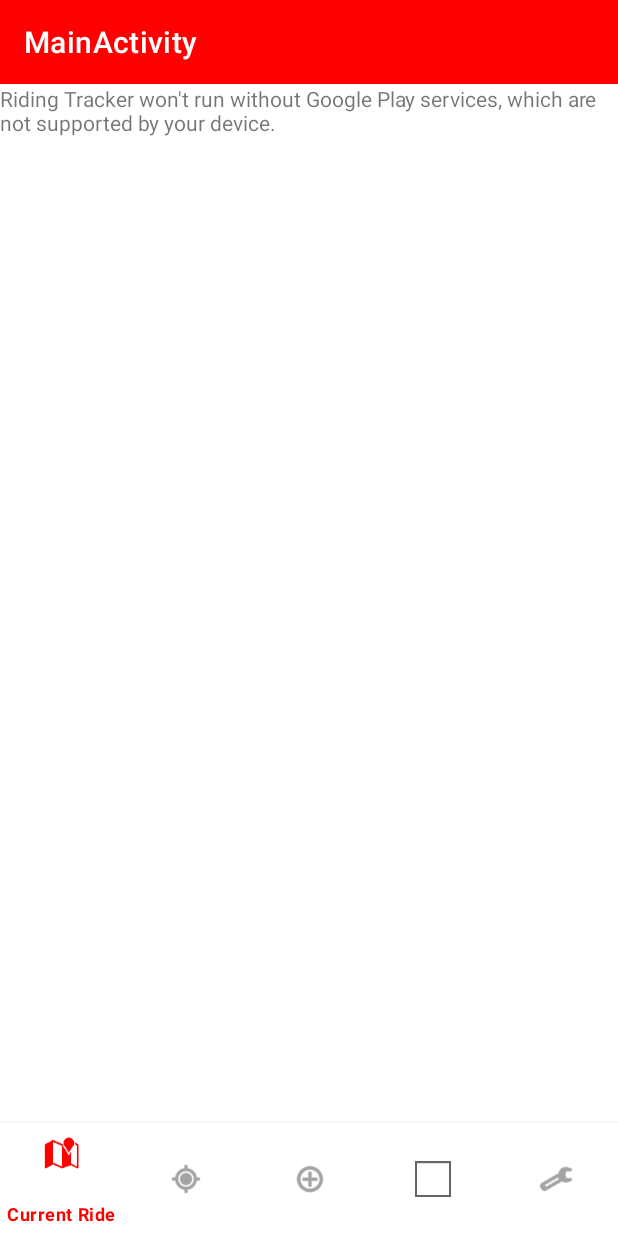
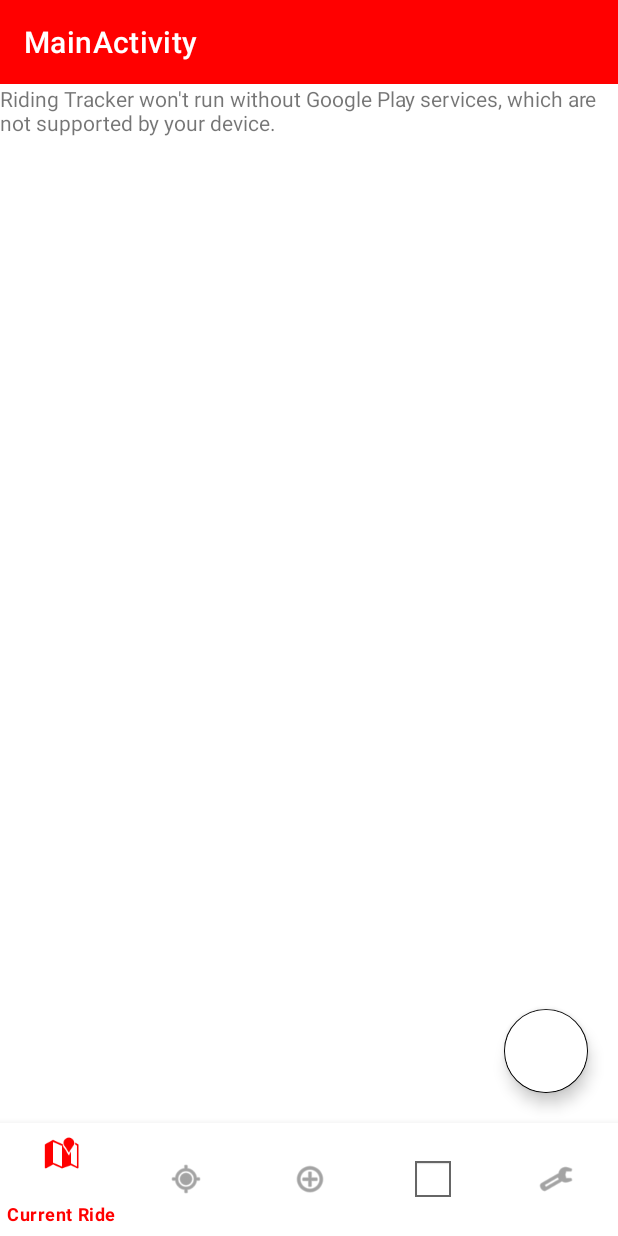
Before and after one commit to KellieHale/Riding-Tracker, an Android app: the screen it shows after launch (MainActivity), on a phone screen of 412 x 824 dp. Run offline under Robolectric (Android 15) with nearby library versions, the phone set to English and light mode, and no system bars; our stand-ins replace Room's generated code, navigation-ui.

Commit message:
added floating action button for current location(still need onclicklistener), still working on permissions

```diff
--- a/app/build.gradle
+++ b/app/build.gradle
@@ -49,11 +49,12 @@ dependencies {
     implementation 'androidx.constraintlayout:constraintlayout:2.0.4'
     implementation 'androidx.navigation:navigation-fragment-ktx:2.3.5'
     implementation 'androidx.navigation:navigation-ui-ktx:2.5.3'
+    implementation 'com.google.android.gms:play-services-location:21.0.1'
     implementation 'com.google.android.gms:play-services-maps:18.1.0'
+    implementation 'androidx.fragment:fragment:1.5.5'
     testImplementation 'junit:junit:4.13.2'
     androidTestImplementation 'androidx.test.ext:junit:1.1.4'
     androidTestImplementation 'androidx.test.espresso:espresso-core:3.5.0'
-    implementation 'com.google.android.gms:play-services-location:21.0.1'
 
 
     implementation("androidx.room:room-runtime:2.4.3")
--- a/app/src/main/AndroidManifest.xml
+++ b/app/src/main/AndroidManifest.xml
@@ -4,8 +4,9 @@
     <uses-permission android:name= "android.permission.READ_CONTACTS"/>
     <uses-permission android:name="android.permission.ACCESS_FINE_LOCATION"/>
     <uses-permission android:name="android.permission.ACCESS_COARSE_LOCATION"/>
-    <uses-permission android:name="android.permission.ACCESS_FINE_LOCATION"/>
-    <uses-permission android:name="android.permission.WRITE_EXTERNAL_STORAGE" />
+    <uses-permission android:name="android.permission.WRITE_EXTERNAL_STORAGE"/>
+    <uses-permission android:name="android.permission.ACCESS_BACKGROUND_LOCATION"/>
+    <uses-permission android:name="android.permission.INTERNET"/>
     <application
         android:allowBackup="true"
         android:dataExtractionRules="@xml/data_extraction_rules"
--- a/app/src/main/java/com/riding/tracker/currentride/CurrentRideFragment.kt
+++ b/app/src/main/java/com/riding/tracker/currentride/CurrentRideFragment.kt
@@ -1,17 +1,14 @@
 package com.riding.tracker.currentride
 
-import android.Manifest
-import android.annotation.SuppressLint
+import android.Manifest.permission.ACCESS_FINE_LOCATION
 import android.app.AlertDialog
 import android.content.pm.PackageManager
 import android.os.Bundle
 import android.view.LayoutInflater
 import android.view.View
 import android.view.ViewGroup
-import androidx.activity.result.contract.ActivityResultContracts
 import androidx.activity.result.contract.ActivityResultContracts.*
 import androidx.appcompat.app.AppCompatActivity
-import androidx.core.app.ActivityCompat
 import androidx.core.content.ContextCompat
 import androidx.fragment.app.Fragment
 import com.google.android.gms.maps.GoogleMap
@@ -32,6 +29,7 @@ class CurrentRideFragment : Fragment(), OnMapReadyCallback {
 
     ): View {
         contentView = inflater.inflate(R.layout.maplayout, container, false)
+//        checkForLocationPermission()
         return contentView
 
     }
@@ -39,7 +37,7 @@ class CurrentRideFragment : Fragment(), OnMapReadyCallback {
     override fun onViewCreated(view: View, savedInstanceState: Bundle?) {
         super.onViewCreated(view, savedInstanceState)
 
-        (activity as AppCompatActivity).supportActionBar?.title = getString(R.string.current_ride)
+        (activity as AppCompatActivity).supportActionBar?.setTitle(R.string.current_ride)
 
         val mapFragment = childFragmentManager.findFragmentById(R.id.map) as SupportMapFragment
         mapFragment.getMapAsync(this)
@@ -55,8 +53,7 @@ class CurrentRideFragment : Fragment(), OnMapReadyCallback {
     }
 
     private fun showLocation() {
-
-
+        checkForLocationPermission()
     }
 
     private val requestLocationPermissionLauncher =
@@ -74,13 +71,13 @@ class CurrentRideFragment : Fragment(), OnMapReadyCallback {
         when {
             ContextCompat.checkSelfPermission(
                 requireContext(),
-                Manifest.permission_group.LOCATION
+                ACCESS_FINE_LOCATION
             ) == PackageManager.PERMISSION_GRANTED -> {
                 showLocation()
             }
             else -> {
                 requestLocationPermissionLauncher.launch(
-                    Manifest.permission_group.LOCATION
+                    ACCESS_FINE_LOCATION
                 )
             }
         }
@@ -90,7 +87,7 @@ class CurrentRideFragment : Fragment(), OnMapReadyCallback {
         val builder = AlertDialog.Builder(requireContext())
         builder.setTitle(R.string.location_permission_error_title)
         builder.setMessage(R.string.location_permission_error_message)
-        builder.setPositiveButton(R.string.allow, requestLocationPermissionLauncher)
+//        builder.setPositiveButton(R.string.allow,requestLocationPermissionLauncher)
         builder.setNegativeButton(R.string.deny, null)
         builder.setNeutralButton(R.string.cancel, null)
         builder.show()
--- a/app/src/main/java/com/riding/tracker/previousrides/PreviousRidesFragment.kt
+++ b/app/src/main/java/com/riding/tracker/previousrides/PreviousRidesFragment.kt
@@ -19,6 +19,6 @@ class PreviousRidesFragment : Fragment(){
     override fun onViewCreated(view: View, savedInstanceState: Bundle?) {
         super.onViewCreated(view, savedInstanceState)
 
-        (activity as AppCompatActivity).supportActionBar?.title = getString(R.string.previous_rides)
+        (activity as AppCompatActivity).supportActionBar?.setTitle(R.string.previous_rides)
     }
 }
--- /dev/null
+++ b/app/src/main/res/drawable/ic_baseline_gps_fixed_24.xml
@@ -0,0 +1,5 @@
+<vector android:height="24dp" android:tint="#000000"
+    android:viewportHeight="24" android:viewportWidth="24"
+    android:width="24dp" xmlns:android="http://schemas.android.com/apk/res/android">
+    <path android:fillColor="@android:color/white" android:pathData="M12,8c-2.21,0 -4,1.79 -4,4s1.79,4 4,4 4,-1.79 4,-4 -1.79,-4 -4,-4zM20.94,11c-0.46,-4.17 -3.77,-7.48 -7.94,-7.94L13,1h-2v2.06C6.83,3.52 3.52,6.83 3.06,11L1,11v2h2.06c0.46,4.17 3.77,7.48 7.94,7.94L11,23h2v-2.06c4.17,-0.46 7.48,-3.77 7.94,-7.94L23,13v-2h-2.06zM12,19c-3.87,0 -7,-3.13 -7,-7s3.13,-7 7,-7 7,3.13 7,7 -3.13,7 -7,7z"/>
+</vector>
--- /dev/null
+++ b/app/src/main/res/drawable/ic_baseline_gps_not_fixed_24.xml
@@ -0,0 +1,5 @@
+<vector android:height="24dp" android:tint="#000000"
+    android:viewportHeight="24" android:viewportWidth="24"
+    android:width="24dp" xmlns:android="http://schemas.android.com/apk/res/android">
+    <path android:fillColor="@android:color/white" android:pathData="M20.94,11c-0.46,-4.17 -3.77,-7.48 -7.94,-7.94V1h-2v2.06C6.83,3.52 3.52,6.83 3.06,11H1v2h2.06c0.46,4.17 3.77,7.48 7.94,7.94V23h2v-2.06c4.17,-0.46 7.48,-3.77 7.94,-7.94H23v-2h-2.06zM12,19c-3.87,0 -7,-3.13 -7,-7s3.13,-7 7,-7 7,3.13 7,7 -3.13,7 -7,7z"/>
+</vector>
--- /dev/null
+++ b/app/src/main/res/drawable/ic_baseline_gps_off_24.xml
@@ -0,0 +1,5 @@
+<vector android:height="24dp" android:tint="#000000"
+    android:viewportHeight="24" android:viewportWidth="24"
+    android:width="24dp" xmlns:android="http://schemas.android.com/apk/res/android">
+    <path android:fillColor="@android:color/white" android:pathData="M20.94,11c-0.46,-4.17 -3.77,-7.48 -7.94,-7.94L13,1h-2v2.06c-1.13,0.12 -2.19,0.46 -3.16,0.97l1.5,1.5C10.16,5.19 11.06,5 12,5c3.87,0 7,3.13 7,7 0,0.94 -0.19,1.84 -0.52,2.65l1.5,1.5c0.5,-0.96 0.84,-2.02 0.97,-3.15L23,13v-2h-2.06zM3,4.27l2.04,2.04C3.97,7.62 3.25,9.23 3.06,11L1,11v2h2.06c0.46,4.17 3.77,7.48 7.94,7.94L11,23h2v-2.06c1.77,-0.2 3.38,-0.91 4.69,-1.98L19.73,21 21,19.73 4.27,3 3,4.27zM16.27,17.54C15.09,18.45 13.61,19 12,19c-3.87,0 -7,-3.13 -7,-7 0,-1.61 0.55,-3.09 1.46,-4.27l9.81,9.81z"/>
+</vector>
--- a/app/src/main/res/layout/maplayout.xml
+++ b/app/src/main/res/layout/maplayout.xml
@@ -1,6 +1,13 @@
 <?xml version="1.0" encoding="utf-8"?>
-<androidx.fragment.app.FragmentContainerView xmlns:android="http://schemas.android.com/apk/res/android"
+<androidx.constraintlayout.widget.ConstraintLayout xmlns:android="http://schemas.android.com/apk/res/android"
+    xmlns:app="http://schemas.android.com/apk/res-auto"
     xmlns:map="http://schemas.android.com/apk/res-auto"
+    xmlns:tools="http://schemas.android.com/tools"
+    android:layout_width="match_parent"
+    android:layout_height="match_parent"
+    >
+
+    <androidx.fragment.app.FragmentContainerView
         android:name="com.google.android.gms.maps.SupportMapFragment"
         android:id="@+id/map"
         android:layout_width="match_parent"
@@ -17,3 +24,20 @@
         map:uiTiltGestures="true"
         map:uiZoomControls="true"
         map:uiZoomGestures="true"/>
+<!--    map first layer then buttons on top-->
+
+    <com.google.android.material.floatingactionbutton.FloatingActionButton
+        android:layout_width="wrap_content"
+        android:layout_height="wrap_content"
+        android:id="@+id/current_location"
+        android:layout_marginBottom="20dp"
+        android:layout_marginEnd="20dp"
+        android:gravity="end|bottom"
+        android:contentDescription="@+string/location"
+        app:layout_constraintEnd_toEndOf="parent"
+        app:layout_constraintBottom_toBottomOf="parent"
+        app:srcCompat="@drawable/ic_baseline_gps_fixed_24"
+        android:backgroundTint="@color/white">
+
+    </com.google.android.material.floatingactionbutton.FloatingActionButton>
+</androidx.constraintlayout.widget.ConstraintLayout>
```
Also changed, not shown: app/src/main/java/com/riding/tracker/MainActivity.kt (+22 -0 lines). Lines whose indentation alone changed are shown as unchanged.
